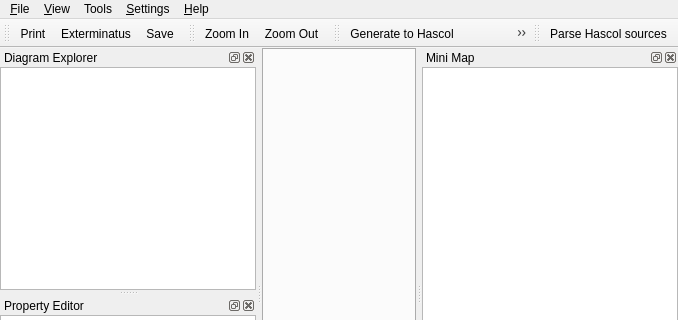
This is unreal/trunk/qrgui/mainwindow/mainwindow.ui in qreal/qreal as Qt 5 draws it before an edit; both pictures show x 0 to 678 and y 0 to 320 of the 678 by 559 pixel window. The edited form follows.
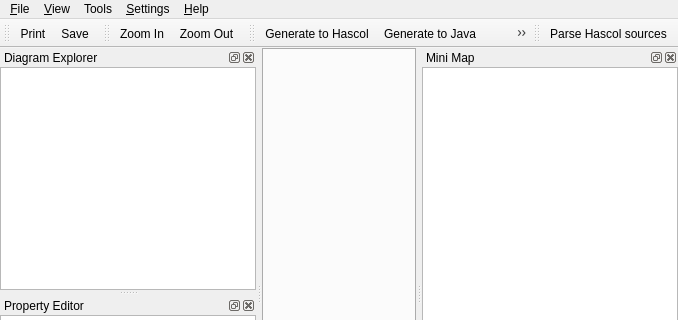
This is the edited form. Icons and pictures are not drawn. Custom widgets are drawn as their Qt base class.

Commit message: Экстерминатус экстерминирован. Пункт меню, естественно, остался

```diff
--- a/unreal/trunk/qrgui/mainwindow/mainwindow.ui
+++ b/unreal/trunk/qrgui/mainwindow/mainwindow.ui
@@ -142,7 +142,6 @@
     <bool>false</bool>
    </attribute>
    <addaction name="actionPrint"/>
-   <addaction name="actionClear"/>
    <addaction name="actionSave"/>
   </widget>
   <widget class="QDockWidget" name="minimapDock">
```
Left out of the diff: 2 changed lines with no effect on the pictures.
